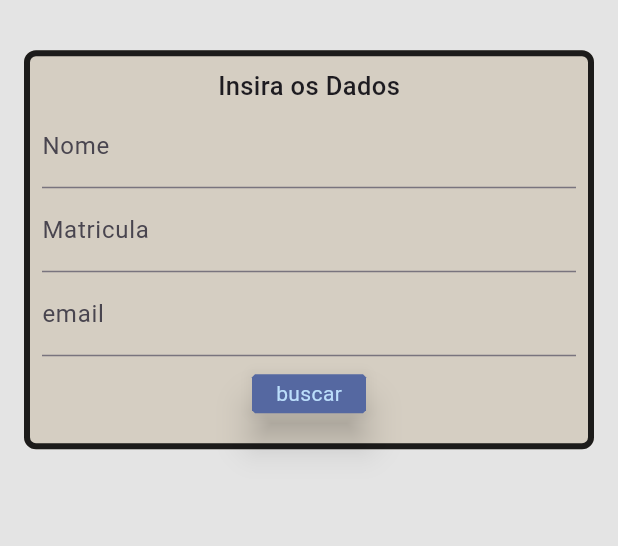
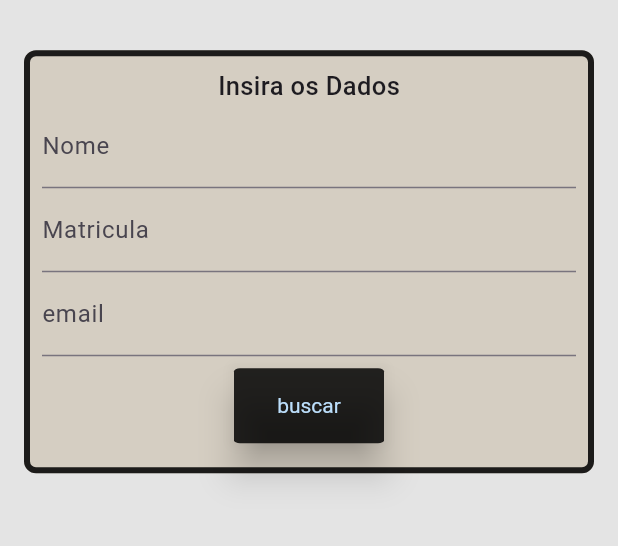
Before and after one commit to DanielBrown1998/USM_Flutter, a Flutter app: the screen it shows after launch, after a tap on "buscar alunos", on a phone screen of 412 x 824 dp, the part 327-873 px from its top. Run offline on Flutter 3.47's test engine with Material 3 defaults, Android fonts, the light colour scheme and no system bars; our stand-ins replace cloud_firestore, date_field, firebase_core; accounts and stored records are empty; project files that could hold a hidden picture were left out.

Commit message:
feat: update drawer to accept user parameter and improve UI consistency

```diff
--- a/app/lib/components/drawer.dart
+++ b/app/lib/components/drawer.dart
@@ -39,7 +39,7 @@ class ListTileWidget extends StatelessWidget {
 }
 
 class ListDrawer {
-  static Drawer list(BuildContext context) {
+  static Drawer list(BuildContext context, {required String user}) {
     List<Widget> listWidgets = [
       DrawerHeader(
         child: Column(
@@ -93,7 +93,7 @@ class ListDrawer {
                 Padding(
                   padding: const EdgeInsets.all(2.0),
                   child: Text(
-                    "Daniel Brown",
+                    user,
                     style: TextStyle(
                       color: ThemeUSM.textColor,
                       fontSize: 15,
@@ -111,7 +111,7 @@ class ListDrawer {
         text: "Alunos",
         colorText: ThemeUSM.textColor,
         fontSizetext: 14,
-        splashColor: ThemeUSM.cardColor,
+        splashColor: ThemeUSM.backgroundColorWhite,
       ),
       ListTileWidget(
         iconName: Icons.assignment_ind_outlined,
@@ -119,7 +119,7 @@ class ListDrawer {
         text: "Monitoria",
         colorText: ThemeUSM.textColor,
         fontSizetext: 14,
-        splashColor: ThemeUSM.cardColor,
+        splashColor: ThemeUSM.backgroundColorWhite,
       ),
       ListTileWidget(
         iconName: Icons.receipt_long_sharp,
@@ -127,7 +127,7 @@ class ListDrawer {
         text: "Relatorios",
         colorText: ThemeUSM.textColor,
         fontSizetext: 14,
-        splashColor: ThemeUSM.cardColor,
+        splashColor: ThemeUSM.backgroundColorWhite,
       ),
       ListTileWidget(
         iconName: Icons.settings_applications_outlined,
@@ -135,7 +135,7 @@ class ListDrawer {
         text: "Configuracoes",
         colorText: ThemeUSM.textColor,
         fontSizetext: 14,
-        splashColor: ThemeUSM.cardColor,
+        splashColor: ThemeUSM.backgroundColorWhite,
       ),
       ListTileWidget(
         iconName: Icons.volunteer_activism_outlined,
@@ -143,7 +143,7 @@ class ListDrawer {
         text: "Sobre",
         colorText: ThemeUSM.textColor,
         fontSizetext: 14,
-        splashColor: ThemeUSM.cardColor,
+        splashColor: ThemeUSM.backgroundColorWhite,
       ),
       ListTileWidget(
         iconName: Icons.exit_to_app_outlined,
@@ -151,7 +151,7 @@ class ListDrawer {
         text: "Sair",
         colorText: ThemeUSM.textColor,
         fontSizetext: 14,
-        splashColor: ThemeUSM.cardColor,
+        splashColor: ThemeUSM.dividerDrawerColor,
       ),
     ];
 
--- a/app/lib/screen/home_screen.dart
+++ b/app/lib/screen/home_screen.dart
@@ -1,3 +1,4 @@
+import 'package:app/models/objects/user_objects.dart';
 import 'package:app/models/user.dart';
 import 'package:flutter/material.dart';
 import 'package:app/components/header.dart';
@@ -5,6 +6,7 @@ import 'package:app/components/drawer.dart';
 import 'package:app/theme/theme.dart';
 import 'package:app/components/alert_dialog.dart';
 import 'package:app/components/body.dart' as custom_body;
+import 'package:provider/provider.dart';
 
 class Home extends StatefulWidget {
   const Home({super.key, required this.title});
@@ -74,7 +76,12 @@ class _HomeState extends State<Home> {
           ),
         ],
       ),
-      drawer: ListDrawer.list(context),
+      drawer: Consumer<UserObjects>(
+          builder: (BuildContext context, value, Widget? child) {
+        List<User> user = value.user;
+        return ListDrawer.list(context,
+            user: "${user.first.firstName} ${user.first.lastName}");
+      }),
       floatingActionButton: FloatingActionButton(
         backgroundColor: ThemeUSM.backgroundColor,
         foregroundColor: ThemeUSM.textColor,
--- a/app/lib/screen/search_student_screen.dart
+++ b/app/lib/screen/search_student_screen.dart
@@ -96,11 +96,26 @@ class _SearchStudentScreenState extends State<SearchStudentScreen> {
                                 },
                                 onSaved: (value) {},
                               ),
-                              InkWell(
+                              Padding(
+                                padding: const EdgeInsets.all(8.0),
+                                child: SizedBox(
+                                  width: 100,
+                                  height: 50,
+                                  child: Material(
+                                    color: ThemeUSM.backgroundColor,
+                                    animationDuration: Duration(seconds: 1),
+                                    textStyle: TextStyle(
+                                        color: Theme.of(context)
+                                            .primaryColorLight),
+                                    borderRadius: BorderRadius.all(
+                                        Radius.elliptical(4, 2)),
+                                    elevation: 10,
+                                    child: InkWell(
                                       onTap: () async {
                                         final String name = _name.text;
                                         final String email = _email.text;
-                                  final String matricula = _matricula.text;
+                                        final String matricula =
+                                            _matricula.text;
                                         if (name == "" &&
                                             email == "" &&
                                             matricula == "") {
@@ -115,26 +130,12 @@ class _SearchStudentScreenState extends State<SearchStudentScreen> {
                                         print("$name $email $matricula");
                                         Navigator.pop(context);
                                       },
-                                child: SizedBox(
-                                  width: 100,
-                                  height: 50,
-                                  child: Padding(
-                                    padding: const EdgeInsets.all(8.0),
-                                    child: Card(
-                                      elevation: 10,
-                                      color: Theme.of(context).cardColor,
-                                      shape: BeveledRectangleBorder(
-                                          borderRadius: BorderRadius.all(
-                                              Radius.circular(2))),
                                       child: Row(
                                         mainAxisAlignment:
                                             MainAxisAlignment.center,
                                         children: [
                                           Text(
                                             "buscar",
-                                            style: TextStyle(
-                                                color: Theme.of(context)
-                                                    .primaryColorLight),
                                           ),
                                         ],
                                       ),
```
Lines whose indentation alone changed are shown as unchanged.
